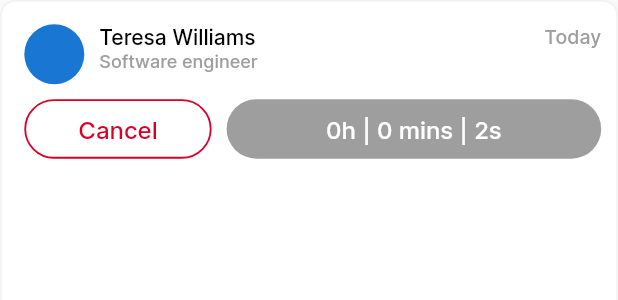
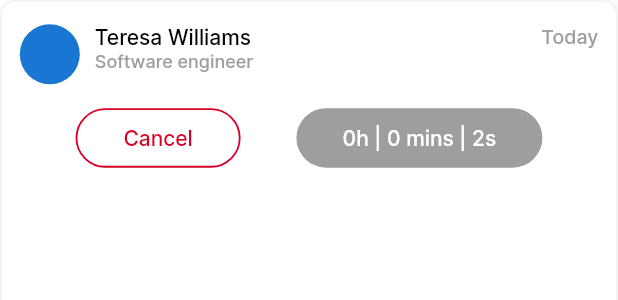
Before and after one commit to NatnaelBerhanu-1/instajob, a Flutter app: the InterviewTile widget shown alone on an empty page, opened directly, on a phone screen of 412 x 824 dp. Shown: the top 300 px of the screen. Run offline on Flutter 3.47's test engine with Material 3 defaults, Android fonts, the phone set to English and light mode, and no system bars; our stand-ins replace cached_network_image, camera, cloud_firestore, device_info_plus, dio, dotted_border and 25 more; missing offline and left inert: agora_rtc_engine, flutter_email_sender, flutter_facebook_auth, google_maps_webservice, open_file_safe_plus, syncfusion_flutter_pdf and 1 more; accounts and stored records are empty.

Commit message:
ui updates

```diff
--- a/lib/widgets/custom_cards/job_opening_tile.dart
+++ b/lib/widgets/custom_cards/job_opening_tile.dart
@@ -24,7 +24,7 @@ class JobOpeningTile extends StatelessWidget {
   @override
   Widget build(BuildContext context) {
     return Padding(
-      padding: const EdgeInsets.only(top: 15),
+      padding: const EdgeInsets.only(top: 15, left: 8, right: 8),
       child: GestureDetector(
         onTap: () {
           context
@@ -45,8 +45,8 @@ class JobOpeningTile extends StatelessWidget {
                 boxShadow: [
                   BoxShadow(
                       color: Colors.grey.withOpacity(0.10),
-                      spreadRadius: 5,
-                      blurRadius: 7,
+                      spreadRadius: 2,
+                      blurRadius: 3,
                       offset: Offset(2, 3))
                 ]),
             child: Padding(
--- a/lib/widgets/custom_cards/notifications_tile/interview_tile.dart
+++ b/lib/widgets/custom_cards/notifications_tile/interview_tile.dart
@@ -80,13 +80,13 @@ class _InterviewTileState extends State<InterviewTile> {
           boxShadow: [
             BoxShadow(
                 color: Colors.grey.withOpacity(0.10),
-                spreadRadius: 5,
-                blurRadius: 7,
-                offset: Offset(2, 3))
+                spreadRadius: 2,
+                blurRadius: 4,
+                offset: Offset(2, 3)),
           ]),
       child: Padding(
         padding:
-            const EdgeInsets.only(right: 10, top: 15, left: 15, bottom: 15),
+            const EdgeInsets.only(right: 12, top: 15, left: 12, bottom: 10),
         child: Column(
           crossAxisAlignment: CrossAxisAlignment.start,
           children: [
@@ -136,7 +136,7 @@ class _InterviewTileState extends State<InterviewTile> {
                 ),
               ],
             ),
-            SizedBox(height: 10),
+            SizedBox(height: 16),
             widget.isRecording
                 ? Padding(
                     padding: const EdgeInsets.symmetric(horizontal: 50.0),
@@ -151,21 +151,22 @@ class _InterviewTileState extends State<InterviewTile> {
                     ),
                   )
                 : Row(
+                    mainAxisAlignment: MainAxisAlignment.spaceEvenly,
                     children: [
-                      Expanded(
-                          flex: 1,
-                          child: CustomButton(
+                      CustomButton(
+                        width:
+                            110, //revisit: TODO: consider using media queries
+                        fontSize: 14,
                         height: MediaQuery.of(context).size.height * 0.048,
                         borderColor: MyColors.darkRed,
                         bgColor: MyColors.white,
                         borderRadius: BorderRadius.circular(20),
                         title: "Cancel",
                         fontColor: MyColors.darkRed,
-                          )),
-                      SizedBox(width: 10),
-                      Expanded(
-                          flex: 2,
-                          child: CustomButton(
+                      ),
+                      CustomButton(
+                        width: 164,
+                        fontSize: 14,
                         height: MediaQuery.of(context).size.height * 0.048,
                         bgColor: interviewTimeReached
                             ? MyColors.blue
@@ -175,7 +176,7 @@ class _InterviewTileState extends State<InterviewTile> {
                         onTap: () {
                           AppRoutes.push(context, CallScreen());
                         },
-                          )),
+                      ),
                     ],
                   ),
           ],
```
Also changed, not shown: lib/screens/insta_recruit/bottom_navigation_screen/notification_pages/interviews_screen.dart (+7 -7 lines), lib/screens/insta_recruit/bottom_navigation_screen/search_pages/job_opening/job_opening_page.dart (+3 -16 lines), lib/screens/insta_recruit/bottom_navigation_screen/search_pages/job_opening/job_position_screen.dart (+23 -4 lines). Lines whose indentation alone changed are shown as unchanged.
